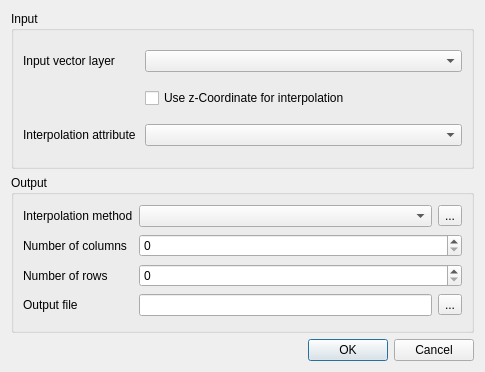
Old version of the form qgis/src/plugins/interpolation/qgsinterpolationdialogbase.ui in the repository sourcepole/qgis.
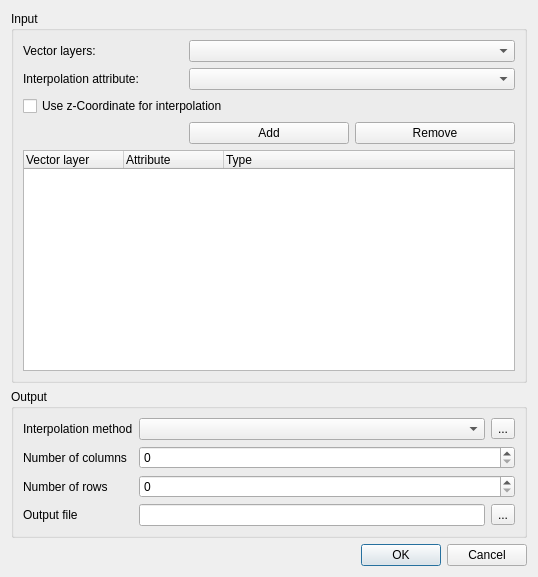
New version of the form. Icons and pictures are not drawn.

Commit message: FEATURE: possibility to add line layers as constrains for triangulation in interpolation plugin

Patch:
```diff
--- a/qgis/src/plugins/interpolation/qgsinterpolationdialogbase.ui
+++ b/qgis/src/plugins/interpolation/qgsinterpolationdialogbase.ui
@@ -5,8 +5,8 @@
    <rect>
     <x>0</x>
     <y>0</y>
-    <width>485</width>
-    <height>372</height>
+    <width>538</width>
+    <height>577</height>
    </rect>
   </property>
   <property name="sizePolicy" >
@@ -18,7 +18,7 @@
   <property name="windowTitle" >
    <string>Interpolation plugin</string>
   </property>
-  <layout class="QGridLayout" >
+  <layout class="QGridLayout" name="gridLayout_2" >
    <item row="0" column="0" >
     <widget class="QGroupBox" name="mInputGroupBox" >
      <property name="sizePolicy" >
@@ -30,21 +30,18 @@
      <property name="title" >
       <string>Input</string>
      </property>
-     <layout class="QGridLayout" >
+     <layout class="QGridLayout" name="gridLayout" >
       <item row="0" column="0" >
-       <widget class="QLabel" name="mInputVectorLayerLabel" >
+       <widget class="QLabel" name="label_2" >
         <property name="text" >
-         <string>Input vector layer</string>
-        </property>
-        <property name="buddy" >
-         <cstring>mInputLayerComboBox</cstring>
+         <string>Vector layers:</string>
         </property>
        </widget>
       </item>
-      <item row="0" column="1" >
+      <item row="0" column="1" colspan="2" >
        <widget class="QComboBox" name="mInputLayerComboBox" >
         <property name="sizePolicy" >
-         <sizepolicy vsizetype="Fixed" hsizetype="MinimumExpanding" >
+         <sizepolicy vsizetype="Fixed" hsizetype="Expanding" >
           <horstretch>0</horstretch>
           <verstretch>0</verstretch>
          </sizepolicy>
@@ -52,30 +49,16 @@
        </widget>
       </item>
       <item row="1" column="0" >
-       <widget class="QLabel" name="label" >
-        <property name="text" >
-         <string/>
-        </property>
-       </widget>
-      </item>
-      <item row="1" column="1" >
-       <widget class="QCheckBox" name="mUseZCoordCheckBox" >
-        <property name="text" >
-         <string>Use z-Coordinate for interpolation</string>
-        </property>
-       </widget>
-      </item>
-      <item row="2" column="0" >
        <widget class="QLabel" name="mInterpolationAttributeLabel" >
         <property name="text" >
-         <string>Interpolation attribute </string>
+         <string>Interpolation attribute:</string>
         </property>
         <property name="buddy" >
          <cstring>mInterpolationAttributeComboBox</cstring>
         </property>
        </widget>
       </item>
-      <item row="2" column="1" >
+      <item row="1" column="1" colspan="2" >
        <widget class="QComboBox" name="mInterpolationAttributeComboBox" >
         <property name="sizePolicy" >
          <sizepolicy vsizetype="Fixed" hsizetype="MinimumExpanding" >
@@ -85,6 +68,46 @@
         </property>
        </widget>
       </item>
+      <item row="2" column="0" colspan="3" >
+       <widget class="QCheckBox" name="mUseZCoordCheckBox" >
+        <property name="text" >
+         <string>Use z-Coordinate for interpolation</string>
+        </property>
+       </widget>
+      </item>
+      <item row="3" column="1" >
+       <widget class="QPushButton" name="mAddPushButton" >
+        <property name="text" >
+         <string>Add</string>
+        </property>
+       </widget>
+      </item>
+      <item row="3" column="2" >
+       <widget class="QPushButton" name="mRemovePushButton" >
+        <property name="text" >
+         <string>Remove</string>
+        </property>
+       </widget>
+      </item>
+      <item row="4" column="0" colspan="3" >
+       <widget class="QTreeWidget" name="mLayersTreeWidget" >
+        <column>
+         <property name="text" >
+          <string>Vector layer</string>
+         </property>
+        </column>
+        <column>
+         <property name="text" >
+          <string>Attribute</string>
+         </property>
+        </column>
+        <column>
+         <property name="text" >
+          <string>Type</string>
+         </property>
+        </column>
+       </widget>
+      </item>
      </layout>
     </widget>
    </item>
@@ -186,7 +209,7 @@
       <enum>Qt::Horizontal</enum>
      </property>
      <property name="standardButtons" >
-      <set>QDialogButtonBox::Cancel|QDialogButtonBox::NoButton|QDialogButtonBox::Ok</set>
+      <set>QDialogButtonBox::Cancel|QDialogButtonBox::Ok</set>
      </property>
     </widget>
    </item>
```
Left out of the diff: 6 changed lines with no effect on the pictures. The commit also changes 15 other files.
